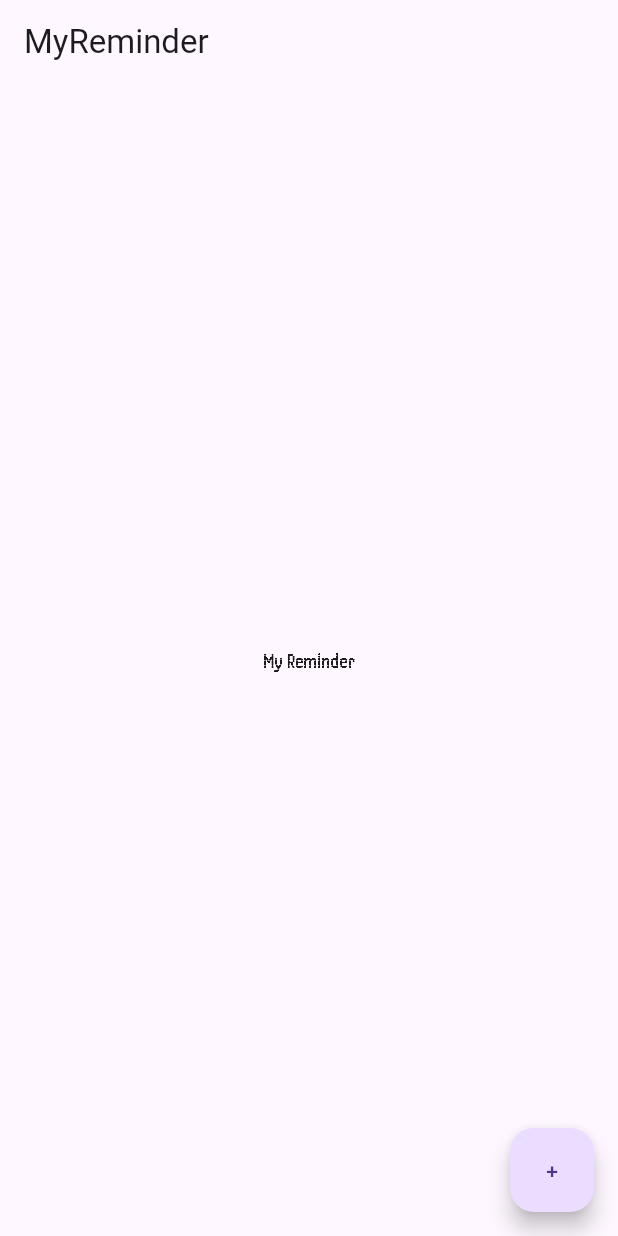
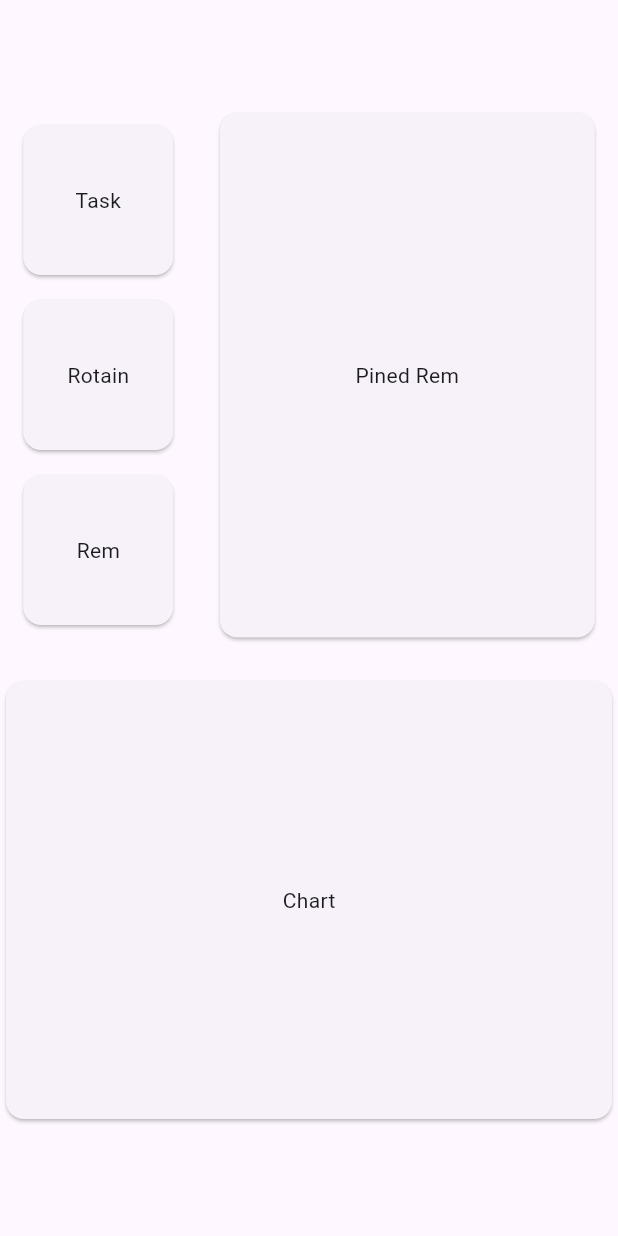
Before and after one commit to sanjaysagar12/myreminder, a Flutter app: the screen it shows after launch, on a phone screen of 412 x 824 dp. Run offline on Flutter 3.47's test engine with Material 3 defaults, Android fonts, the phone set to English and light mode, and no system bars.

Commit message:
Implimented Basics layout

```diff
--- a/lib/main.dart
+++ b/lib/main.dart
@@ -1,29 +1,36 @@
+import 'package:flutter/cupertino.dart';
 import 'package:flutter/material.dart';
+import 'package:flutter/widgets.dart';
+import 'package:myreminder/ui/components/chart/chart.dart';
+import 'ui/components/component1.dart';
 
 void main() {
-  runApp(MaterialApp(
+  runApp(const MaterialApp(
+    debugShowCheckedModeBanner: false,
     home: Home(),
   ));
 }
 
-class Home extends StatelessWidget {
+class Home extends StatefulWidget {
   const Home({super.key});
 
   @override
+  State<Home> createState() => _HomeState();
+}
+
+class _HomeState extends State<Home> {
+  @override
   Widget build(BuildContext context) {
-    return Scaffold(
-      appBar: AppBar(
-        title: Text("MyReminder"),
-      ),
-      body: Center(
-        child: Text(
-          "My Reminder",
-          style: TextStyle(fontFamily: "Handjet"),
+    return  Scaffold(
+
+      body: Container(
+        margin: const EdgeInsets.fromLTRB(0, 50, 0, 0),
+        child: const Column(
+          children: [
+            Component1(),
+            Chart(),
+          ],
         ),
-      ),
-      floatingActionButton: FloatingActionButton(
-        child: Text("+"),
-        onPressed: null,
       ),
     );
   }
--- /dev/null
+++ b/lib/ui/components/chart/chart.dart
@@ -0,0 +1,23 @@
+import 'package:flutter/material.dart';
+
+class Chart extends StatefulWidget {
+  const Chart({super.key});
+
+  @override
+  State<Chart> createState() => _ChartState();
+}
+
+class _ChartState extends State<Chart> {
+  @override
+  Widget build(BuildContext context) {
+    return const SizedBox(
+      height: 300,
+      width: 500,
+      child: Center(
+        child: Card(
+          child: Center(child: Text("Chart")),
+        ),
+      ),
+    );
+  }
+}
--- /dev/null
+++ b/lib/ui/components/component1.dart
@@ -0,0 +1,60 @@
+import 'package:flutter/material.dart';
+
+class Component1 extends StatefulWidget {
+  const Component1({super.key});
+
+  @override
+  State<Component1> createState() => _Component1State();
+}
+
+class _Component1State extends State<Component1> {
+  @override
+  Widget build(BuildContext context) {
+    return const Row(
+      mainAxisAlignment: MainAxisAlignment.spaceAround,
+      children: [
+        SizedBox(
+          height: 350,
+          child: Column(
+            mainAxisAlignment: MainAxisAlignment.spaceAround,
+            children: [
+              Card(
+                child: SizedBox(
+                  width: 100.0,
+                  height: 100.0,
+                  child: Center(child: Text("Task")),
+                ),
+              ),
+              Card(
+                child: SizedBox(
+                  width: 100.0,
+                  height: 100.0,
+                  child: Center(child: Text("Rotain")),
+                ),
+              ),
+              Card(
+                child: SizedBox(
+                  width: 100.0,
+                  height: 100.0,
+                  child: Center(child: Text("Rem")),
+                ),
+              ),
+            ],
+          ),
+        ),
+        SizedBox(
+          height: 400,
+          child: Center(
+            child: Card(
+              child: SizedBox(
+                width: 250.0,
+                height: 350.0,
+                child: Center(child: Text("Pined Rem")),
+              ),
+            ),
+          ),
+        ),
+      ],
+    );
+  }
+}
```
Also changed, not shown: lib/types/types.dart (added), 1 other file.
